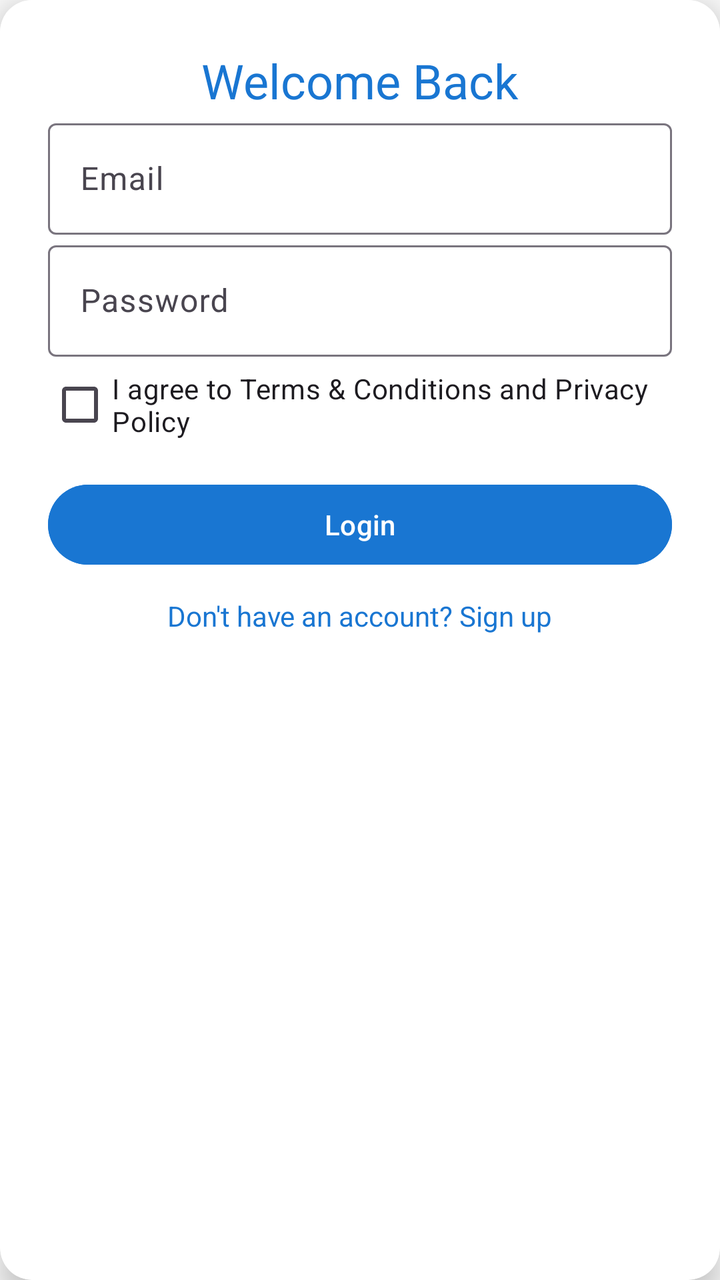
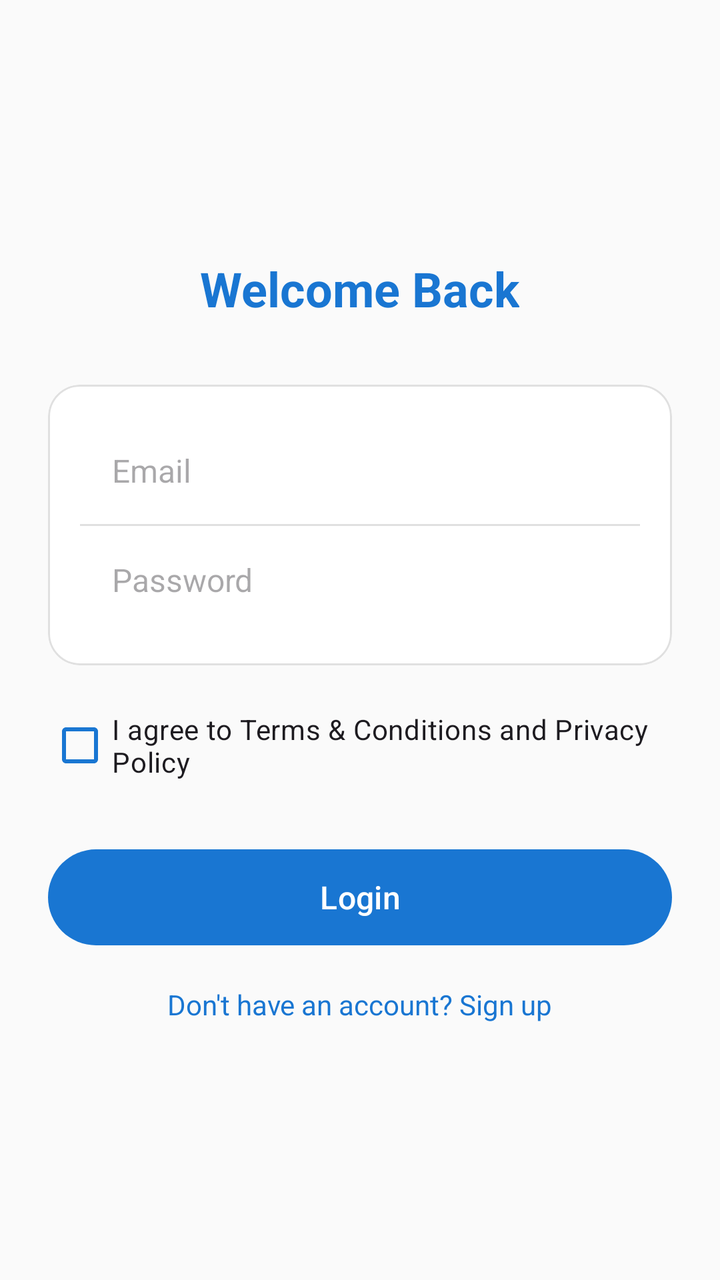

An Android layout rendered at two revisions. The XML below is the earlier revision; the diff shows what the commit changed to produce the second picture.
<!-- AndroidManifest.xml: application theme Theme.GiveEase -->
<!-- res/layout/fragment_login.xml -->
<?xml version="1.0" encoding="utf-8"?>
<androidx.cardview.widget.CardView
    xmlns:android="http://schemas.android.com/apk/res/android"
    xmlns:app="http://schemas.android.com/apk/res-auto"
    android:layout_width="match_parent"
    android:layout_height="wrap_content"
    android:layout_margin="24dp"
    app:cardCornerRadius="16dp"
    app:cardElevation="8dp">

    <LinearLayout
        android:layout_width="match_parent"
        android:layout_height="wrap_content"
        android:padding="24dp"
        android:orientation="vertical"
        android:background="@color/white">

        <TextView
            android:layout_width="wrap_content"
            android:layout_height="wrap_content"
            android:text="Welcome Back"
            android:textAppearance="?attr/textAppearanceHeadlineSmall"
            android:textColor="@color/primary_blue"
            android:layout_gravity="center"/>

        <com.google.android.material.textfield.TextInputLayout
            android:layout_width="match_parent"
            android:layout_height="wrap_content"
            android:hint="Email"
            style="@style/Widget.Material3.TextInputLayout.OutlinedBox">

            <com.google.android.material.textfield.TextInputEditText
                android:id="@+id/etEmail"
                android:inputType="textEmailAddress"
                android:layout_width="match_parent"
                android:layout_height="wrap_content"/>
        </com.google.android.material.textfield.TextInputLayout>

        <com.google.android.material.textfield.TextInputLayout
            android:layout_width="match_parent"
            android:layout_height="wrap_content"
            android:hint="Password"
            style="@style/Widget.Material3.TextInputLayout.OutlinedBox">

            <com.google.android.material.textfield.TextInputEditText
                android:id="@+id/etPassword"
                android:inputType="textPassword"
                android:layout_width="match_parent"
                android:layout_height="wrap_content"/>
        </com.google.android.material.textfield.TextInputLayout>

        <CheckBox
            android:id="@+id/cbTerms"
            android:layout_width="match_parent"
            android:layout_height="wrap_content"
            android:text="I agree to Terms &amp; Conditions and Privacy Policy"/>

        <com.google.android.material.button.MaterialButton
            android:id="@+id/btnLogin"
            android:layout_width="match_parent"
            android:layout_height="wrap_content"
            android:text="Login"
            style="@style/Widget.Material3.Button"
            android:backgroundTint="@color/primary_blue"
            android:textColor="@color/white"
            android:layout_marginTop="12dp"/>

        <TextView
            android:id="@+id/tvSignupLink"
            android:layout_width="wrap_content"
            android:layout_height="wrap_content"
            android:text="Don't have an account? Sign up"
            android:textColor="@color/primary_blue"
            android:layout_gravity="center"
            android:layout_marginTop="12dp"/>
    </LinearLayout>
</androidx.cardview.widget.CardView>
<!-- resources referenced by this layout -->
<resources>
  <color name="primary_blue">#1976D2</color>
  <color name="white">#FFFFFFFF</color>
  <style name="Theme.GiveEase" parent="Theme.Material3.Light.NoActionBar">
          
          <item name="colorPrimary">@color/primary_blue</item>
          <item name="colorOnPrimary">@color/white</item>
          <item name="colorSecondary">@color/teal_200</item>
          <item name="colorOnSecondary">@color/black</item>
  
          
          <item name="android:windowBackground">@color/background</item>
          <item name="colorSurface">@color/surface</item>
          <item name="colorOnSurface">@color/onSurface</item>
          <item name="colorOnBackground">@color/onBackground</item>
  
          
          <item name="android:statusBarColor" tools:targetApi="l">?attr/colorPrimary</item>
  
      </style>
  <color name="teal_200">#FF03DAC5</color>
  <color name="black">#FF000000</color>
  <color name="background">#FAFAFA</color>
  <color name="surface">#FFFFFF</color>
  <color name="onSurface">#212121</color>
  <color name="onBackground">#212121</color>
</resources>

<!-- the commit's change to res/layout/fragment_login.xml (unified diff, before → after) -->
@@ -1,77 +1,93 @@
 <?xml version="1.0" encoding="utf-8"?>
-<androidx.cardview.widget.CardView
+<LinearLayout
     xmlns:android="http://schemas.android.com/apk/res/android"
     xmlns:app="http://schemas.android.com/apk/res-auto"
     android:layout_width="match_parent"
-    android:layout_height="wrap_content"
-    android:layout_margin="24dp"
-    app:cardCornerRadius="16dp"
-    app:cardElevation="8dp">
+    android:layout_height="match_parent"
+    android:orientation="vertical"
+    android:gravity="center"
+    android:padding="24dp"
+    android:background="@color/background">
 
-    <LinearLayout
+    <TextView
+        android:layout_width="wrap_content"
+        android:layout_height="wrap_content"
+        android:text="Welcome Back"
+        android:textSize="24sp"
+        android:textStyle="bold"
+        android:textColor="@color/primary_blue"
+        android:layout_marginBottom="32dp"/>
+
+    <com.google.android.material.card.MaterialCardView
         android:layout_width="match_parent"
         android:layout_height="wrap_content"
-        android:padding="24dp"
-        android:orientation="vertical"
-        android:background="@color/white">
+        app:cardCornerRadius="16dp"
+        app:cardElevation="0dp"
+        app:strokeWidth="1dp"
+        app:strokeColor="#E0E0E0">
 
-        <TextView
-            android:layout_width="wrap_content"
-            android:layout_height="wrap_content"
-            android:text="Welcome Back"
-            android:textAppearance="?attr/textAppearanceHeadlineSmall"
-            android:textColor="@color/primary_blue"
-            android:layout_gravity="center"/>
-
-        <com.google.android.material.textfield.TextInputLayout
+        <LinearLayout
             android:layout_width="match_parent"
             android:layout_height="wrap_content"
-            android:hint="Email"
-            style="@style/Widget.Material3.TextInputLayout.OutlinedBox">
+            android:orientation="vertical"
+            android:padding="16dp">
 
-            <com.google.android.material.textfield.TextInputEditText
+            
+            <EditText
                 android:id="@+id/etEmail"
+                android:layout_width="match_parent"
+                android:layout_height="wrap_content"
+                android:hint="Email"
                 android:inputType="textEmailAddress"
+                android:padding="16dp"
+                android:background="@null"
+                android:textSize="16sp"/>
+
+            <View
                 android:layout_width="match_parent"
-                android:layout_height="wrap_content"/>
-        </com.google.android.material.textfield.TextInputLayout>
+                android:layout_height="1dp"
+                android:background="#E0E0E0"/>
 
-        <com.google.android.material.textfield.TextInputLayout
-            android:layout_width="match_parent"
-            android:layout_height="wrap_content"
-            android:hint="Password"
-            style="@style/Widget.Material3.TextInputLayout.OutlinedBox">
+            
+            <EditText
+                android:id="@+id/etPassword"
+                android:layout_width="match_parent"
+                android:layout_height="wrap_content"
+                android:hint="Password"
+                android:inputType="textPassword"
+                android:padding="16dp"
+                android:background="@null"
+                android:textSize="16sp"/>
+        </LinearLayout>
+    </com.google.android.material.card.MaterialCardView>
 
-            <com.google.android.material.textfield.TextInputEditText
-                android:id="@+id/etPassword"
-                android:inputType="textPassword"
-                android:layout_width="match_parent"
-                android:layout_height="wrap_content"/>
-        </com.google.android.material.textfield.TextInputLayout>
+    
+    <CheckBox
+        android:id="@+id/cbTerms"
+        android:layout_width="match_parent"
+        android:layout_height="wrap_content"
+        android:text="I agree to Terms &amp; Conditions and Privacy Policy"
+        android:textSize="14sp"
+        android:layout_marginTop="16dp"
+        android:buttonTint="@color/primary_blue"/>
 
-        <CheckBox
-            android:id="@+id/cbTerms"
-            android:layout_width="match_parent"
-            android:layout_height="wrap_content"
-            android:text="I agree to Terms &amp; Conditions and Privacy Policy"/>
+    
+    <com.google.android.material.button.MaterialButton
+        android:id="@+id/btnLogin"
+        android:layout_width="match_parent"
+        android:layout_height="56dp"
+        android:text="Login"
+        android:textSize="16sp"
+        app:cornerRadius="28dp"
+        android:layout_marginTop="24dp"/>
 
-        <com.google.android.material.button.MaterialButton
-            android:id="@+id/btnLogin"
-            android:layout_width="match_parent"
-            android:layout_height="wrap_content"
-            android:text="Login"
-            style="@style/Widget.Material3.Button"
-            android:backgroundTint="@color/primary_blue"
-            android:textColor="@color/white"
-            android:layout_marginTop="12dp"/>
+    
+    <TextView
+        android:id="@+id/tvSignupLink"
+        android:layout_width="wrap_content"
+        android:layout_height="wrap_content"
+        android:text="Don't have an account? Sign up"
+        android:textColor="@color/primary_blue"
+        android:layout_marginTop="16dp"/>
 
-        <TextView
-            android:id="@+id/tvSignupLink"
-            android:layout_width="wrap_content"
-            android:layout_height="wrap_content"
-            android:text="Don't have an account? Sign up"
-            android:textColor="@color/primary_blue"
-            android:layout_gravity="center"
-            android:layout_marginTop="12dp"/>
-    </LinearLayout>
-</androidx.cardview.widget.CardView>
+</LinearLayout>
